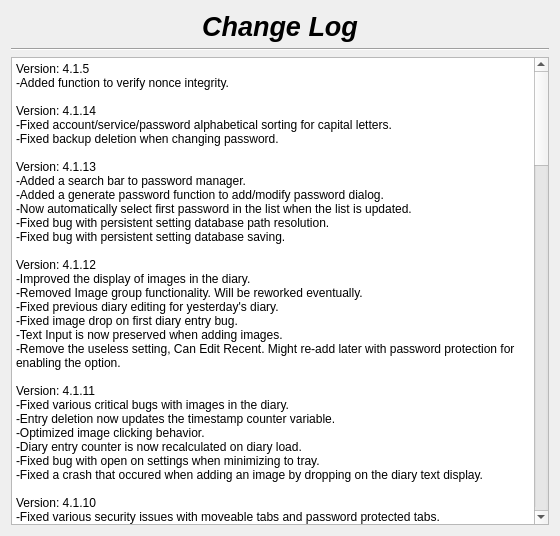
First picture: the form in changelog.ui, repository therealMaPMaKeR/MMDiary, before the edit.
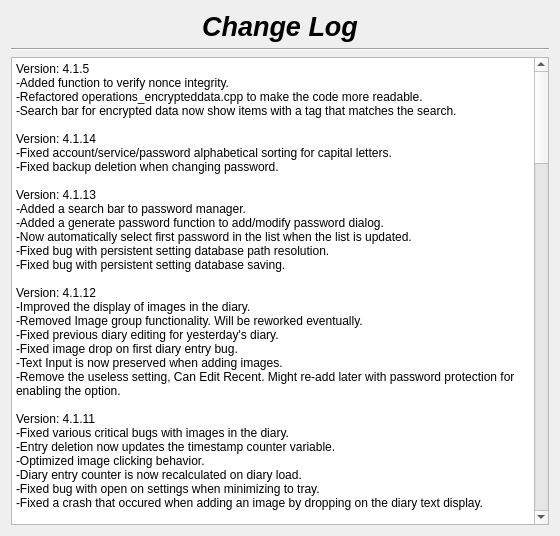
Second picture: the form after the edit.

Commit message:
encrypted data search bar update
now looks for item tags

Patch:
```diff
--- a/changelog.ui
+++ b/changelog.ui
@@ -56,6 +56,8 @@
 li.checked::marker { content: &quot;\2612&quot;; }
 &lt;/style&gt;&lt;/head&gt;&lt;body style=&quot; font-family:'Segoe UI'; font-size:9pt; font-weight:400; font-style:normal;&quot;&gt;
 &lt;p style=&quot; margin-top:0px; margin-bottom:0px; margin-left:0px; margin-right:0px; -qt-block-indent:0; text-indent:0px;&quot;&gt;Version: 4.1.5&lt;br /&gt;-Added function to verify nonce integrity.&lt;/p&gt;
+&lt;p style=&quot; margin-top:0px; margin-bottom:0px; margin-left:0px; margin-right:0px; -qt-block-indent:0; text-indent:0px;&quot;&gt;-Refactored operations_encrypteddata.cpp to make the code more readable.&lt;/p&gt;
+&lt;p style=&quot; margin-top:0px; margin-bottom:0px; margin-left:0px; margin-right:0px; -qt-block-indent:0; text-indent:0px;&quot;&gt;-Search bar for encrypted data now show items with a tag that matches the search.&lt;/p&gt;
 &lt;p style=&quot;-qt-paragraph-type:empty; margin-top:0px; margin-bottom:0px; margin-left:0px; margin-right:0px; -qt-block-indent:0; text-indent:0px;&quot;&gt;&lt;br /&gt;&lt;/p&gt;
 &lt;p style=&quot; margin-top:0px; margin-bottom:0px; margin-left:0px; margin-right:0px; -qt-block-indent:0; text-indent:0px;&quot;&gt;Version: 4.1.14&lt;/p&gt;
 &lt;p style=&quot; margin-top:0px; margin-bottom:0px; margin-left:0px; margin-right:0px; -qt-block-indent:0; text-indent:0px;&quot;&gt;-Fixed account/service/password alphabetical sorting for capital letters.&lt;/p&gt;
```
The commit also changes 6 other files.
